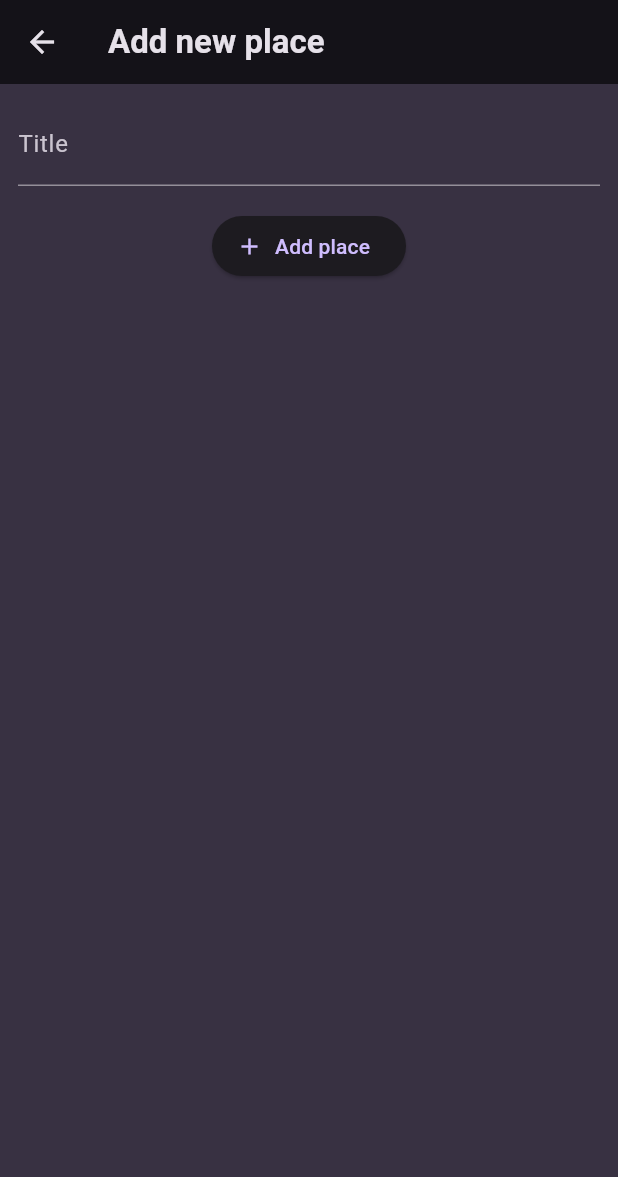
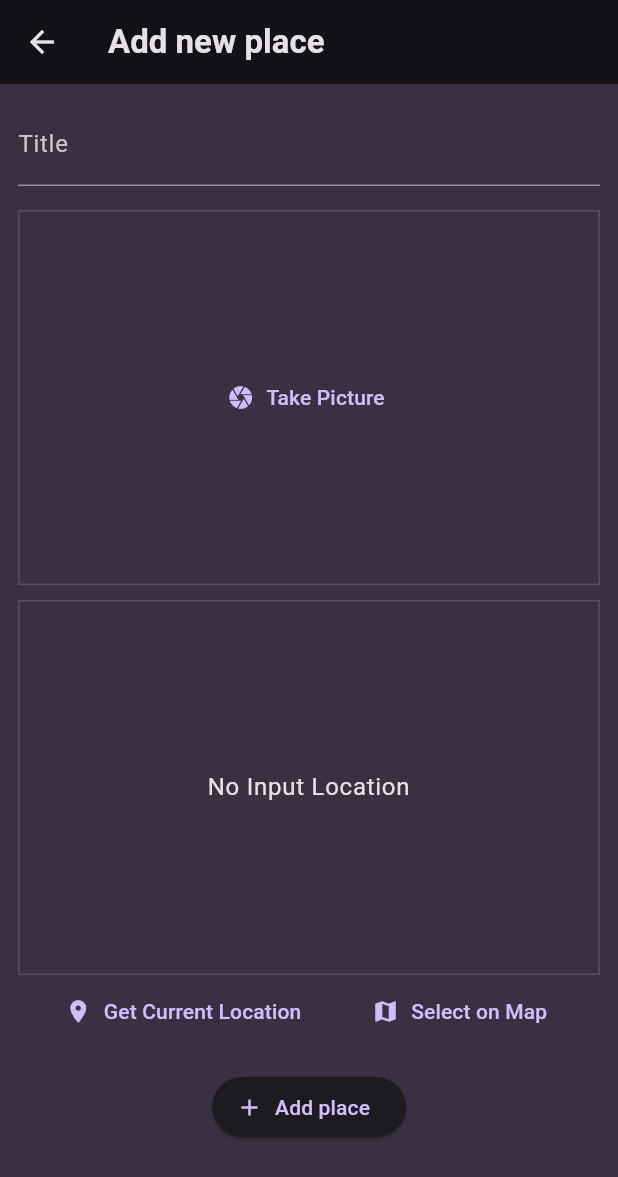
Before and after one commit to saihtoolwin/flutter_favorite_places_app, a Flutter app: the AddPlaceScreen screen opened directly, on a phone screen of 412 x 824 dp. Shown: the top 1177 px of the screen. Run offline on Flutter 3.47's test engine with Material 3 defaults, Android fonts, the phone set to English and light mode, and no system bars; our stand-ins replace flutter_riverpod, google_fonts, google_maps_flutter, image_picker, location, sqflite; accounts and stored records are empty.

Commit message:
favoritee places finished

```diff
--- a/lib/main.dart
+++ b/lib/main.dart
@@ -1,4 +1,4 @@
-
+import 'package:flutter_riverpod/flutter_riverpod.dart';
 import 'package:favorite_places/screens/places.dart';
 import 'package:flutter/material.dart';
 
@@ -29,7 +29,7 @@ final theme = ThemeData().copyWith(
 
 void main() {
   runApp(
-      const MyApp(),
+      ProviderScope(child: const MyApp()),
   );
 }
 
--- a/lib/models/place.dart
+++ b/lib/models/place.dart
@@ -1,8 +1,21 @@
+
+import 'dart:io';
 
 import 'package:uuid/uuid.dart';
 var uuid=Uuid();
+
+class PlaceLocation {
+  const PlaceLocation({required this.latitude,required this.longitude,required this.address});
+  final double latitude;
+  final double longitude;
+  final String address;
+}
 class Place {
-   Place({required this.title}) : id=uuid.v4();
+   Place({required this.title,required this.image,
+   required this.location,String? id
+   }) : id=id ?? uuid.v4();
   final String id;
   final String title;
+  final File image;
+  final PlaceLocation location;
 }
--- a/lib/screens/add_place.dart
+++ b/lib/screens/add_place.dart
@@ -1,14 +1,37 @@
+import 'dart:io';
+
+import 'package:favorite_places/models/place.dart';
+import 'package:favorite_places/providers/user_places.dart';
+import 'package:favorite_places/widgets/image_input.dart';
+import 'package:favorite_places/widgets/location_input.dart';
 import 'package:flutter/material.dart';
+import 'package:flutter_riverpod/flutter_riverpod.dart';
 
-class AddPlaceScreen extends StatefulWidget {
+class AddPlaceScreen extends ConsumerStatefulWidget {
   const AddPlaceScreen({super.key});
 
   @override
-  State<AddPlaceScreen> createState() => _AddPlaceScreenState();
+  ConsumerState<AddPlaceScreen> createState() => _AddPlaceScreenState();
 }
 
-class _AddPlaceScreenState extends State<AddPlaceScreen> {
+class _AddPlaceScreenState extends ConsumerState<AddPlaceScreen> {
   final _titleController = TextEditingController();
+  File? _selectedImage;
+  PlaceLocation? _selectedLocation;
+
+  void _savePlace() {
+    final _enterTitle = _titleController.text;
+
+    if (_enterTitle.isEmpty || _selectedLocation == null) {
+      return;
+    }
+
+    ref
+        .read(userPlacesProvider.notifier)
+        .addPlace(_enterTitle, _selectedImage!, _selectedLocation!);
+
+    Navigator.of(context).pop();
+  }
 
   @override
   void dispose() {
@@ -32,8 +55,20 @@ class _AddPlaceScreenState extends State<AddPlaceScreen> {
               ),
             ),
             SizedBox(height: 16),
+            ImageInput(
+              onPickImage: (image) {
+                _selectedImage = image;
+              },
+            ),
+            SizedBox(height: 10),
+            LocationInput(
+              onSelectLocation: (location) {
+                _selectedLocation = location;
+              },
+            ),
+            SizedBox(height: 16),
             ElevatedButton.icon(
-              onPressed: () {},
+              onPressed: _savePlace,
               icon: Icon(Icons.add),
               label: Text("Add place"),
             ),
--- /dev/null
+++ b/lib/widgets/image_input.dart
@@ -0,0 +1,71 @@
+import 'dart:io';
+import 'package:flutter/material.dart';
+import 'package:image_picker/image_picker.dart';
+
+class ImageInput extends StatefulWidget {
+  ImageInput({super.key,required this.onPickImage});
+
+  final void Function(File image) onPickImage;
+
+  @override
+  State<ImageInput> createState() {
+    return _ImageInputState();
+  }
+}
+
+class _ImageInputState extends State<ImageInput> {
+  File? _selectedImage;
+
+  void _takePicture() async {
+    final imagePicker = ImagePicker();
+    final pickedImage = await imagePicker.pickImage(
+      source: ImageSource.camera,
+      maxWidth: 600,
+    );
+
+    if (pickedImage == null) {
+      return;
+    }
+
+    setState(() {
+      _selectedImage = File(pickedImage.path);
+    });
+    widget.onPickImage(_selectedImage!);
+  }
+
+
+
+  @override
+  Widget build(BuildContext context) {
+    Widget content = TextButton.icon(
+      onPressed: _takePicture,
+      label: Text("Take Picture"),
+      icon: Icon(Icons.camera),
+    );
+
+    if (_selectedImage != null) {
+      content = GestureDetector(
+        onTap: _takePicture,
+        child: Image.file(
+          _selectedImage!,
+          fit: BoxFit.cover,
+          width: double.infinity,
+          height: double.infinity,
+        ),
+      );
+    }
+
+    return Container(
+      height: 250,
+      alignment: Alignment.center,
+      decoration: BoxDecoration(
+        border: Border.all(
+          width: 1,
+          color: Theme.of(context).colorScheme.primary.withOpacity(0.2),
+        ),
+      ),
+      width: double.infinity,
+      child: content,
+    );
+  }
+}
--- /dev/null
+++ b/lib/widgets/location_input.dart
@@ -0,0 +1,155 @@
+import 'dart:convert';
+
+import 'package:favorite_places/models/place.dart';
+import 'package:favorite_places/screens/map.dart';
+import 'package:flutter/material.dart';
+import 'package:google_maps_flutter/google_maps_flutter.dart';
+import 'package:location/location.dart';
+import 'package:http/http.dart' as http;
+
+class LocationInput extends StatefulWidget {
+  const LocationInput({super.key, required this.onSelectLocation});
+
+  final void Function(PlaceLocation location) onSelectLocation;
+
+  @override
+  State<LocationInput> createState() => _LocationInputState();
+}
+
+class _LocationInputState extends State<LocationInput> {
+  PlaceLocation? _pickedLocation;
+  var _isGettingLocation = false;
+
+  String get locationImage {
+    if (_pickedLocation == null) {
+      return '';
+    }
+    final lat = _pickedLocation!.latitude;
+    final lng = _pickedLocation!.longitude;
+    return 'https://maps.googleapis.com/maps/api/staticmap?center=$lat,$lng&zoom=16&size=600x300&maptype=roadmap&markers=color:blue%7Clabel:A%7C$lat,$lng&key=AIzaSyBX4fAs-eieF4uM22uPpUwqcoUl1J1qljo';
+  }
+
+  void _savePlace(double latitude, double longitude) async {
+    final url = Uri.parse(
+      'https://maps.googleapis.com/maps/api/geocode/json?latlng=$latitude,$longitude&location_type=ROOFTOP&result_type=street_address&key=AIzaSyBX4fAs-eieF4uM22uPpUwqcoUl1J1qljo',
+    );
+    final response = await http.get(url);
+    final responseData = json.decode(response.body);
+    final address = responseData['results'][0]['formatted_address'];
+
+    setState(() {
+      _pickedLocation = PlaceLocation(
+        latitude: latitude,
+        longitude: longitude,
+        address: address,
+      );
+      _isGettingLocation = false;
+    });
+
+    widget.onSelectLocation(_pickedLocation!);
+  }
+
+  void _getCurrentLocation() async {
+    Location location = Location();
+
+    bool serviceEnabled;
+    PermissionStatus permissionGranted;
+    LocationData locationData;
+
+    serviceEnabled = await location.serviceEnabled();
+    if (!serviceEnabled) {
+      serviceEnabled = await location.requestService();
+      if (!serviceEnabled) {
+        return;
+      }
+    }
+
+    permissionGranted = await location.hasPermission();
+    if (permissionGranted == PermissionStatus.denied) {
+      permissionGranted = await location.requestPermission();
+      if (permissionGranted != PermissionStatus.granted) {
+        return;
+      }
+    }
+
+    setState(() {
+      _isGettingLocation = true;
+    });
+
+    locationData = await location.getLocation();
+    final lat = locationData.latitude;
+    final long = locationData.longitude;
+
+    if (lat == null || long == null) {
+      return;
+    }
+
+    _savePlace(lat, long);
+  }
+
+  void _selectOnMap() async {
+    final pickedLocation = await Navigator.of(
+      context,
+    ).push<LatLng>(MaterialPageRoute(builder: (ctx) => MapScreen()));
+
+    if (pickedLocation == null) {
+      return;
+    }
+
+    _savePlace(pickedLocation.latitude, pickedLocation.longitude);
+  }
+
+  @override
+  Widget build(BuildContext context) {
+    Widget previewContent = Text(
+      "No Input Location",
+      textAlign: TextAlign.center,
+      style: Theme.of(context).textTheme.bodyLarge!.copyWith(
+        color: Theme.of(context).colorScheme.onBackground,
+      ),
+    );
+
+    if (_pickedLocation == true) {
+      previewContent = Image.network(
+        locationImage,
+        fit: BoxFit.cover,
+        width: double.infinity,
+        height: double.infinity,
+      );
+    }
+    if (_isGettingLocation == true) {
+      previewContent = CircularProgressIndicator();
+    }
+    return Column(
+      children: [
+        Container(
+          height: 250,
+          alignment: Alignment.center,
+          decoration: BoxDecoration(
+            border: Border.all(
+              width: 1,
+              color: Theme.of(context).colorScheme.primary.withOpacity(0.2),
+            ),
+          ),
+          width: double.infinity,
+          child: previewContent,
+        ),
+        Row(
+          mainAxisAlignment: MainAxisAlignment.spaceEvenly,
+          children: [
+            TextButton.icon(
+              onPressed: _getCurrentLocation,
+              icon: Icon(Icons.location_on),
+              label: Text("Get Current Location"),
+            ),
+            TextButton.icon(
+              onPressed: () {},
+              icon: Icon(Icons.map),
+              label: Text("Select on Map"),
+            ),
+          ],
+        ),
+      ],
+    );
+  }
+}
```
Also changed, not shown: lib/providers/user_places.dart (added, +76 -0 lines), lib/screens/map.dart (added, +58 -0 lines), lib/screens/place_detail.dart (added, +71 -0 lines), lib/screens/places.dart (+35 -7 lines), lib/widgets/places_list.dart (+18 -0 lines), pubspec.yaml (+8 -0 lines), lib/screens/places_detail.dart (deleted), pubspec.lock, 5 other files.
